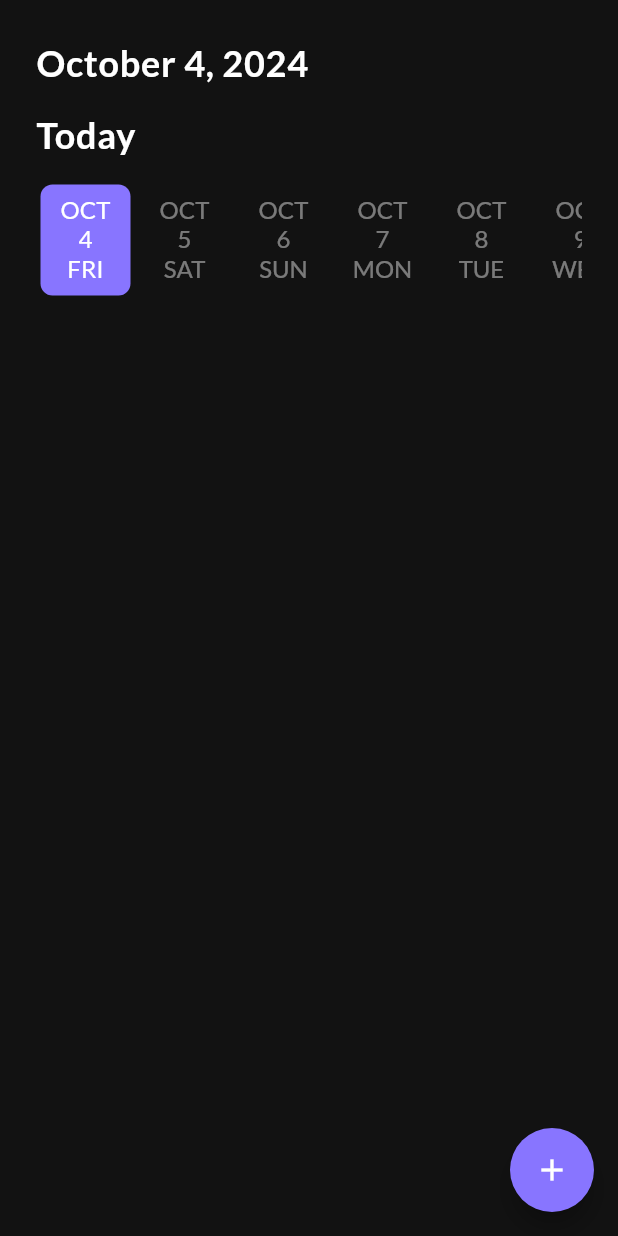
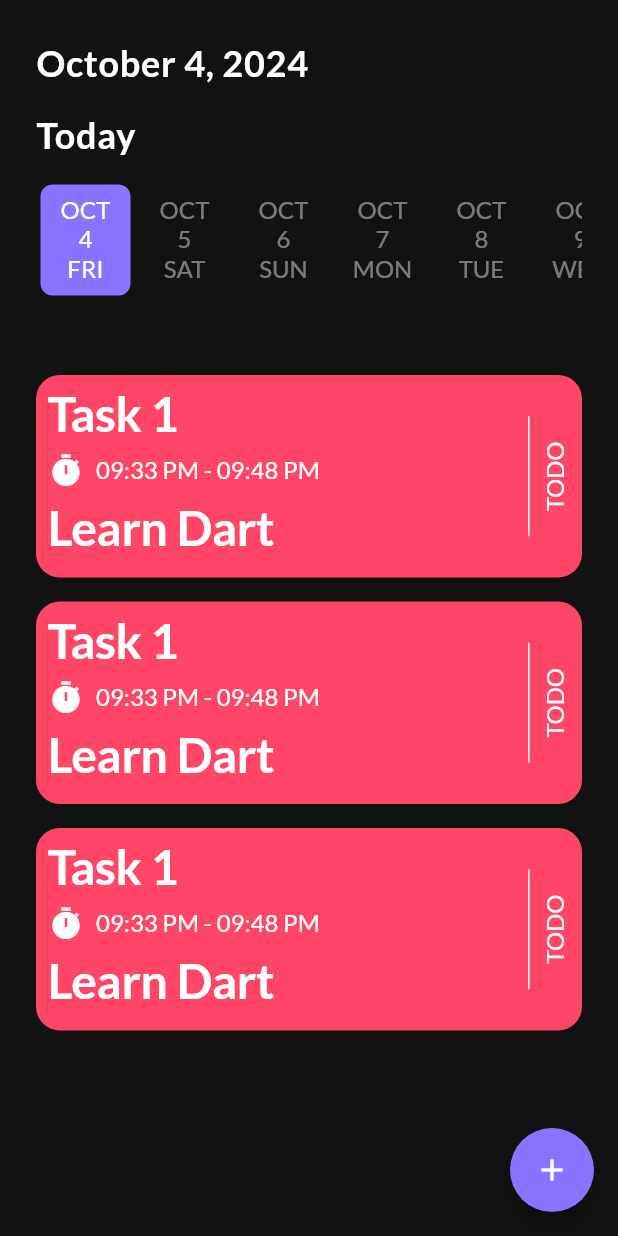
Before and after one commit to Mo-spac/to_do_app_eza, a Flutter app: the HomeScreen screen opened directly, on a phone screen of 412 x 824 dp. Run offline on Flutter 3.47's test engine with Material 3 defaults, Android fonts, the phone set to English and light mode, and no system bars; drawn by our look-alikes of date_picker_timeline; our stand-ins replace get_it, google_fonts, shared_preferences, smooth_page_indicator; accounts and stored records are empty.

Commit message:
create Task Component & Refactore No Task Component in Home Screen

```diff
--- /dev/null
+++ b/lib/featured/task/presentation/components/no_task_component.dart
@@ -0,0 +1,30 @@
+import 'package:flutter/material.dart';
+import 'package:to_do_app_ageeza/core/utils/app_assets.dart';
+import 'package:to_do_app_ageeza/core/utils/app_colors.dart';
+import 'package:to_do_app_ageeza/core/utils/app_strings.dart';
+
+class NoTaskComponent extends StatelessWidget {
+  const NoTaskComponent({super.key});
+
+  @override
+  Widget build(BuildContext context) {
+    return Column(
+      children: [
+        Image.asset(AppAssets.noTasks),
+        Text(
+          AppStrings.noTaskTitle,
+          style: Theme.of(context).textTheme.displayMedium!.copyWith(
+                fontSize: 24,
+                color: AppColors.whiteColor,
+              ),
+        ),
+        Text(
+          AppStrings.noTaskSubTitle,
+          style: Theme.of(context).textTheme.displayMedium!.copyWith(
+                color: AppColors.whiteColor,
+              ),
+        ),
+      ],
+    );
+  }
+}
--- /dev/null
+++ b/lib/featured/task/presentation/components/task_component.dart
@@ -0,0 +1,80 @@
+import 'package:flutter/material.dart';
+import 'package:to_do_app_ageeza/core/utils/app_colors.dart';
+import 'package:to_do_app_ageeza/core/utils/app_strings.dart';
+
+class TaskComponent extends StatelessWidget {
+  const TaskComponent({
+    super.key,
+  });
+
+  @override
+  Widget build(BuildContext context) {
+    return Container(
+      margin: EdgeInsets.only(bottom: 16),
+      padding: EdgeInsets.all(8),
+      height: 135,
+      decoration: BoxDecoration(
+        color: AppColors.redColor,
+        borderRadius: BorderRadius.circular(16),
+      ),
+      child: Row(
+        mainAxisAlignment: MainAxisAlignment.spaceBetween,
+        children: [
+          Column(
+            crossAxisAlignment: CrossAxisAlignment.start,
+            children: [
+              Text('Task 1', style: Theme.of(context).textTheme.displayLarge),
+              SizedBox(
+                height: 8,
+              ),
+              Row(
+                mainAxisAlignment: MainAxisAlignment.start,
+                children: [
+                  Icon(
+                    Icons.timer,
+                    color: AppColors.whiteColor,
+                  ),
+                  SizedBox(
+                    width: 8,
+                  ),
+                  Text(
+                    '09:33 PM - 09:48 PM',
+                    style: Theme.of(context).textTheme.displayMedium!.copyWith(
+                          color: AppColors.whiteColor,
+                        ),
+                  ),
+                ],
+              ),
+              SizedBox(
+                height: 8,
+              ),
+              Text('Learn Dart',
+                  style: Theme.of(context).textTheme.displayLarge),
+            ],
+          ),
+          Row(
+            children: [
+              Container(
+                height: 80,
+                width: 1,
+                color: AppColors.whiteColor,
+              ),
+              SizedBox(
+                width: 8,
+              ),
+              RotatedBox(
+                quarterTurns: 3,
+                child: Text(
+                  AppStrings.toDo,
+                  style: Theme.of(context).textTheme.displayMedium!.copyWith(
+                        color: Colors.white,
+                      ),
+                ),
+              ),
+            ],
+          ),
+        ],
+      ),
+    );
+  }
+}
--- a/lib/featured/task/presentation/screens/home_screen.dart
+++ b/lib/featured/task/presentation/screens/home_screen.dart
@@ -4,6 +4,8 @@ import 'package:intl/intl.dart';
 import 'package:to_do_app_ageeza/core/utils/app_assets.dart';
 import 'package:to_do_app_ageeza/core/utils/app_colors.dart';
 import 'package:to_do_app_ageeza/core/utils/app_strings.dart';
+import 'package:to_do_app_ageeza/featured/task/presentation/components/no_task_component.dart';
+import 'package:to_do_app_ageeza/featured/task/presentation/components/task_component.dart';
 
 class HomeScreen extends StatelessWidget {
   const HomeScreen({super.key});
@@ -56,7 +58,10 @@ class HomeScreen extends StatelessWidget {
                     height: 50,
                   ),
                   // no tasks
-                  // noTasksWidget(context),
+                  // NoTaskComponent(),
+                  TaskComponent(),
+                  TaskComponent(),
+                  TaskComponent(),
                 ],
               ),
             ],
@@ -77,24 +82,24 @@ class HomeScreen extends StatelessWidget {
     );
   }
 
-  Column noTasksWidget(BuildContext context) {
-    return Column(
-      children: [
-        Image.asset(AppAssets.noTasks),
-        Text(
-          AppStrings.noTaskTitle,
-          style: Theme.of(context).textTheme.displayMedium!.copyWith(
-                fontSize: 24,
-                color: AppColors.whiteColor,
-              ),
-        ),
-        Text(
-          AppStrings.noTaskSubTitle,
-          style: Theme.of(context).textTheme.displayMedium!.copyWith(
-                color: AppColors.whiteColor,
-              ),
-        ),
-      ],
-    );
-  }
+  // Column noTasksWidget(BuildContext context) {
+  //   return Column(
+  //     children: [
+  //       Image.asset(AppAssets.noTasks),
+  //       Text(
+  //         AppStrings.noTaskTitle,
+  //         style: Theme.of(context).textTheme.displayMedium!.copyWith(
+  //               fontSize: 24,
+  //               color: AppColors.whiteColor,
+  //             ),
+  //       ),
+  //       Text(
+  //         AppStrings.noTaskSubTitle,
+  //         style: Theme.of(context).textTheme.displayMedium!.copyWith(
+  //               color: AppColors.whiteColor,
+  //             ),
+  //       ),
+  //     ],
+  //   );
+  // }
 }
```
